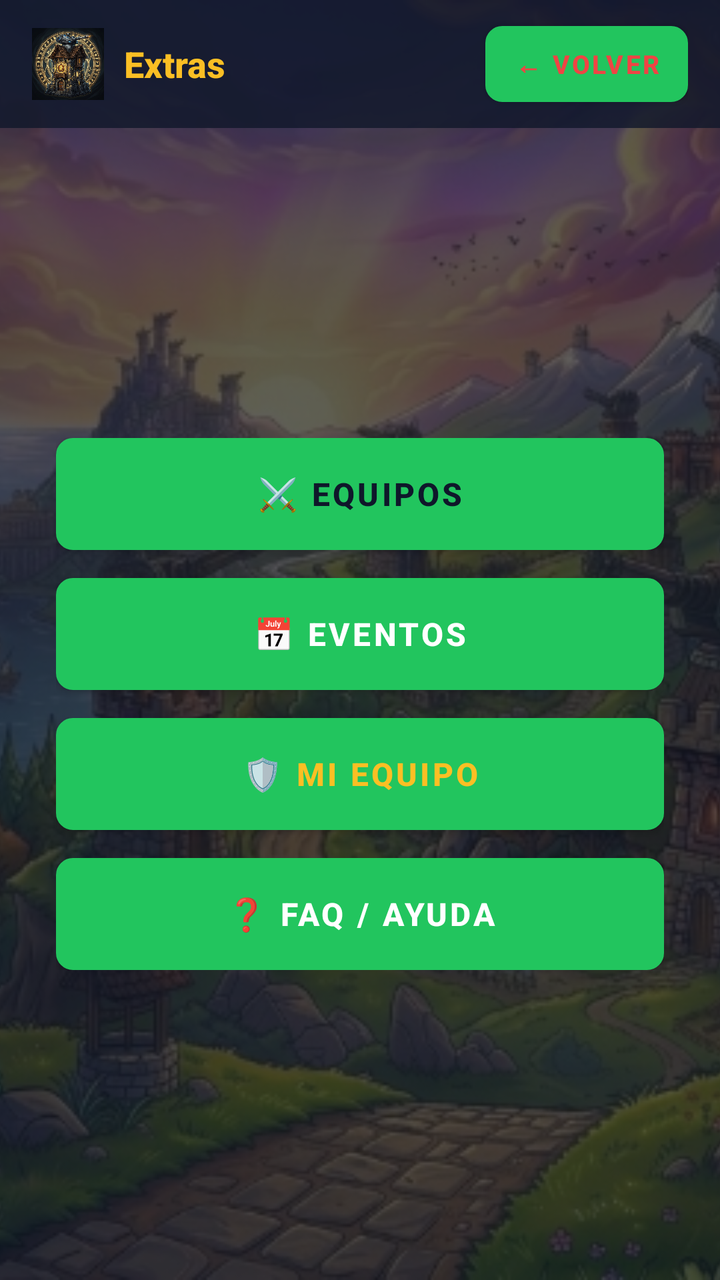
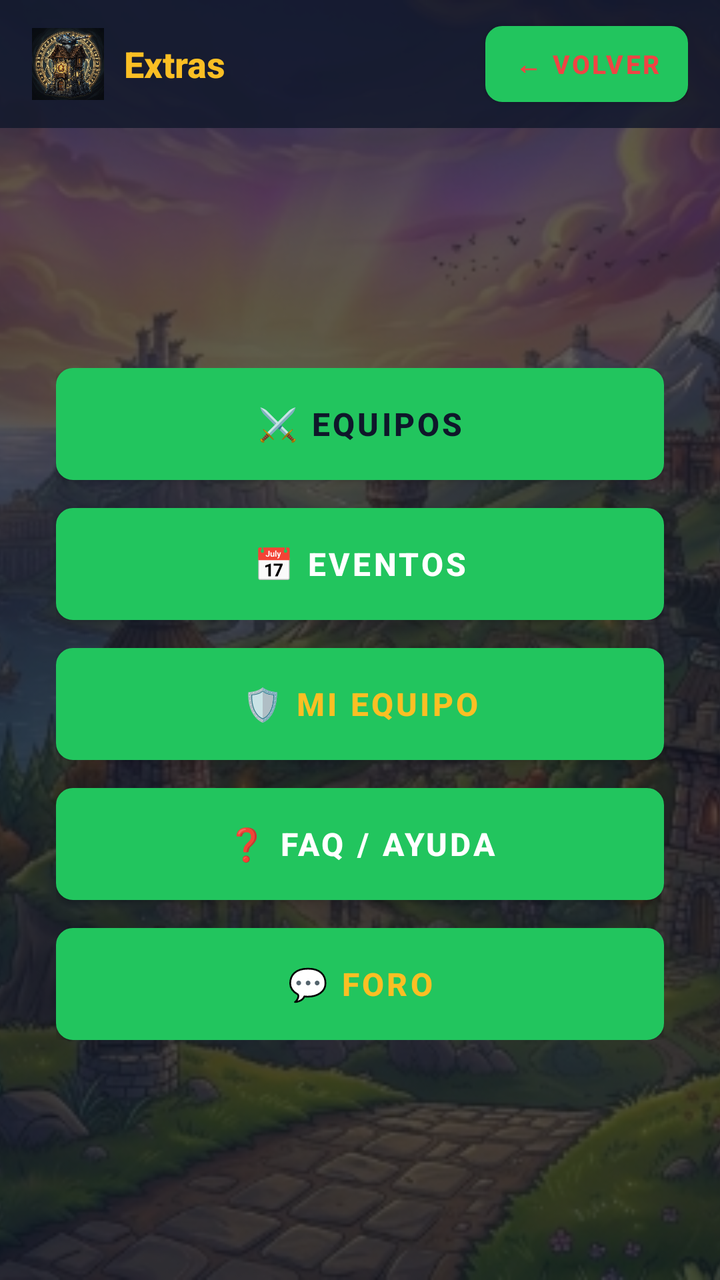

Two renders of the same Android screen: before a commit and after it. Below are the layout's source before the change and the commit's diff.
<!-- AndroidManifest.xml: application theme Theme.dsa_android -->
<!-- res/layout/activity_extras.xml -->
<?xml version="1.0" encoding="utf-8"?>
<FrameLayout xmlns:android="http://schemas.android.com/apk/res/android"
    xmlns:app="http://schemas.android.com/apk/res-auto"
    xmlns:tools="http://schemas.android.com/tools"
    android:layout_width="match_parent"
    android:layout_height="match_parent">

    <ImageView
        android:layout_width="match_parent"
        android:layout_height="match_parent"
        android:scaleType="centerCrop"
        android:src="@drawable/tower_bg" />

    <androidx.constraintlayout.widget.ConstraintLayout
        android:id="@+id/main"
        android:layout_width="match_parent"
        android:layout_height="match_parent"
        tools:context=".ExtrasActivity">

        <View
            android:layout_width="0dp"
            android:layout_height="0dp"
            android:background="#AA0F172A"
            app:layout_constraintBottom_toBottomOf="parent"
            app:layout_constraintEnd_toEndOf="parent"
            app:layout_constraintStart_toStartOf="parent"
            app:layout_constraintTop_toTopOf="parent" />

        <LinearLayout
            android:id="@+id/header"
            android:layout_width="0dp"
            android:layout_height="64dp"
            android:background="#CC0F172A"
            android:gravity="center_vertical"
            android:orientation="horizontal"
            android:paddingStart="16dp"
            android:paddingEnd="16dp"
            app:layout_constraintEnd_toEndOf="parent"
            app:layout_constraintStart_toStartOf="parent"
            app:layout_constraintTop_toTopOf="parent">

            <ImageView
                android:layout_width="36dp"
                android:layout_height="36dp"
                android:scaleType="fitCenter"
                android:src="@drawable/combined_logo" />

            <TextView
                android:layout_width="0dp"
                android:layout_height="wrap_content"
                android:layout_weight="1"
                android:fontFamily="sans-serif-medium"
                android:paddingStart="10dp"
                android:text="Extras"
                android:textColor="#FBBF24"
                android:textSize="18sp"
                android:textStyle="bold" />

            <Button
                android:id="@+id/btnVolver"
                android:layout_width="wrap_content"
                android:layout_height="38dp"
                android:background="@drawable/td_input_bg"
                android:paddingStart="14dp"
                android:paddingEnd="14dp"
                android:text="← Volver"
                android:textColor="#EF4444"
                android:textSize="13sp"
                android:textStyle="bold" />
        </LinearLayout>

        <LinearLayout
            android:layout_width="0dp"
            android:layout_height="wrap_content"
            android:layout_marginHorizontal="28dp"
            android:gravity="center"
            android:orientation="vertical"
            app:layout_constraintBottom_toBottomOf="parent"
            app:layout_constraintEnd_toEndOf="parent"
            app:layout_constraintStart_toStartOf="parent"
            app:layout_constraintTop_toBottomOf="@id/header">

            <Button
                android:id="@+id/EquiposButton"
                android:layout_width="match_parent"
                android:layout_height="56dp"
                android:layout_marginBottom="14dp"
                android:background="@drawable/td_button_primary"
                android:text="⚔️ EQUIPOS"
                android:textColor="#0F172A"
                android:textSize="16sp"
                android:textStyle="bold" />

            <Button
                android:id="@+id/EventosButton"
                android:layout_width="match_parent"
                android:layout_height="56dp"
                android:layout_marginBottom="14dp"
                android:background="@drawable/td_button_green"
                android:text="📅 EVENTOS"
                android:textColor="#FFFFFF"
                android:textSize="16sp"
                android:textStyle="bold" />

            <Button
                android:id="@+id/MyTeamButton"
                android:layout_width="match_parent"
                android:layout_height="56dp"
                android:layout_marginBottom="14dp"
                android:background="@drawable/td_card_bg"
                android:text="🛡️ MI EQUIPO"
                android:textColor="#FBBF24"
                android:textSize="16sp"
                android:textStyle="bold" />

            <Button
                android:id="@+id/FaqButton"
                android:layout_width="match_parent"
                android:layout_height="56dp"
                android:background="@drawable/td_button_green"
                android:text="❓ FAQ / AYUDA"
                android:textColor="#FFFFFF"
                android:textSize="16sp"
                android:textStyle="bold" />
        </LinearLayout>

        <LinearLayout
            android:id="@+id/loadingOverlay"
            android:layout_width="match_parent"
            android:layout_height="match_parent"
            android:background="#F20F172A"
            android:clickable="true"
            android:elevation="20dp"
            android:focusable="true"
            android:gravity="center"
            android:orientation="vertical"
            android:visibility="gone">

            <ImageView
                android:layout_width="140dp"
                android:layout_height="140dp"
                android:layout_marginBottom="24dp"
                android:background="@drawable/bg_dark_card"
                android:clipToOutline="true"
                android:scaleType="centerCrop"
                android:src="@drawable/combined_logo" />

            <TextView
                android:id="@+id/loadingText"
                android:layout_width="wrap_content"
                android:layout_height="wrap_content"
                android:layout_marginBottom="16dp"
                android:letterSpacing="0.1"
                android:text="CARGANDO AVENTURA..."
                android:textColor="#FBBF24"
                android:textSize="18sp"
                android:textStyle="bold" />

            <ProgressBar
                android:id="@+id/horizontalProgressBar"
                style="?android:attr/progressBarStyleHorizontal"
                android:layout_width="260dp"
                android:layout_height="12dp"
                android:max="100"
                android:progress="0"
                android:progressDrawable="@drawable/progress_bar_horizontal" />
        </LinearLayout>
    </androidx.constraintlayout.widget.ConstraintLayout>
</FrameLayout>
<!-- resources referenced by this layout -->
<resources>
  <!-- drawable bg_dark_card (drawable) -->
  <?xml version="1.0" encoding="utf-8"?>
  <shape xmlns:android="http://schemas.android.com/apk/res/android">
      <solid android:color="#EE0F172A" />
      <stroke android:width="1dp" android:color="#33FFFFFF" />
      <corners android:radius="16dp" />
  </shape>
  <!-- drawable combined_logo: png bitmap (drawable, 704736 bytes) -->
  <!-- drawable progress_bar_horizontal (drawable) -->
  <?xml version="1.0" encoding="utf-8"?>
  <layer-list xmlns:android="http://schemas.android.com/apk/res/android">
      
      <item android:id="@android:id/background">
          <shape>
              <corners android:radius="6dp"/>
              <solid android:color="#1E293B"/> 
          </shape>
      </item>
      
      <item android:id="@android:id/progress">
          <scale android:scaleWidth="100%">
              <shape>
                  <corners android:radius="6dp"/>
                  <solid android:color="#FBBF24"/> 
              </shape>
          </scale>
      </item>
  </layer-list>
  <!-- drawable td_button_green (drawable) -->
  <?xml version="1.0" encoding="utf-8"?>
  <shape xmlns:android="http://schemas.android.com/apk/res/android"
      android:shape="rectangle">
      <solid android:color="#22C55E" />
      <corners android:radius="8dp" />
      <stroke android:width="1dp" android:color="#16A34A" />
  </shape>
  <!-- drawable td_button_primary (drawable) -->
  <?xml version="1.0" encoding="utf-8"?>
  <shape xmlns:android="http://schemas.android.com/apk/res/android"
      android:shape="rectangle">
      <solid android:color="#FBBF24" />
      <corners android:radius="8dp" />
      <stroke android:width="1dp" android:color="#F59E0B" />
  </shape>
  <!-- drawable td_card_bg (drawable) -->
  <?xml version="1.0" encoding="utf-8"?>
  <shape xmlns:android="http://schemas.android.com/apk/res/android"
      android:shape="rectangle">
      <solid android:color="#1E293B" />
      <corners android:radius="8dp" />
      <stroke android:width="1dp" android:color="#FBBF24" />
  </shape>
  <!-- drawable td_input_bg (drawable) -->
  <?xml version="1.0" encoding="utf-8"?>
  <shape xmlns:android="http://schemas.android.com/apk/res/android"
      android:shape="rectangle">
      <solid android:color="#0F172A" />
      <corners android:radius="8dp" />
      <stroke android:width="1dp" android:color="#334155" />
  </shape>
  <!-- drawable tower_bg: jpg bitmap (drawable, 290700 bytes) -->
  <style name="Theme.dsa_android" parent="Theme.MaterialComponents.DayNight.NoActionBar">
          
          <item name="colorPrimary">#22C55E</item>
          <item name="colorPrimaryVariant">#16A34A</item>
          <item name="colorOnPrimary">#FFFFFF</item>
          
          <item name="colorSecondary">#FBBF24</item>
          <item name="colorSecondaryVariant">#F59E0B</item>
          <item name="colorOnSecondary">#0F172A</item>
          
          <item name="android:windowBackground">@drawable/tower_bg</item>
          <item name="android:statusBarColor">#0F172A</item>
          <item name="android:navigationBarColor">#0F172A</item>
      </style>
</resources>

<!-- the commit's change to res/layout/activity_extras.xml (unified diff, before → after) -->
@@ -117,11 +117,23 @@
                 android:id="@+id/FaqButton"
                 android:layout_width="match_parent"
                 android:layout_height="56dp"
+                android:layout_marginBottom="14dp"
                 android:background="@drawable/td_button_green"
                 android:text="❓ FAQ / AYUDA"
                 android:textColor="#FFFFFF"
                 android:textSize="16sp"
                 android:textStyle="bold" />
+
+            <Button
+                android:id="@+id/ForoButton"
+                android:layout_width="match_parent"
+                android:layout_height="56dp"
+                android:background="@drawable/td_card_bg"
+                android:text="💬 FORO"
+                android:textColor="#FBBF24"
+                android:textSize="16sp"
+                android:textStyle="bold" />
+
         </LinearLayout>
 
         <LinearLayout
